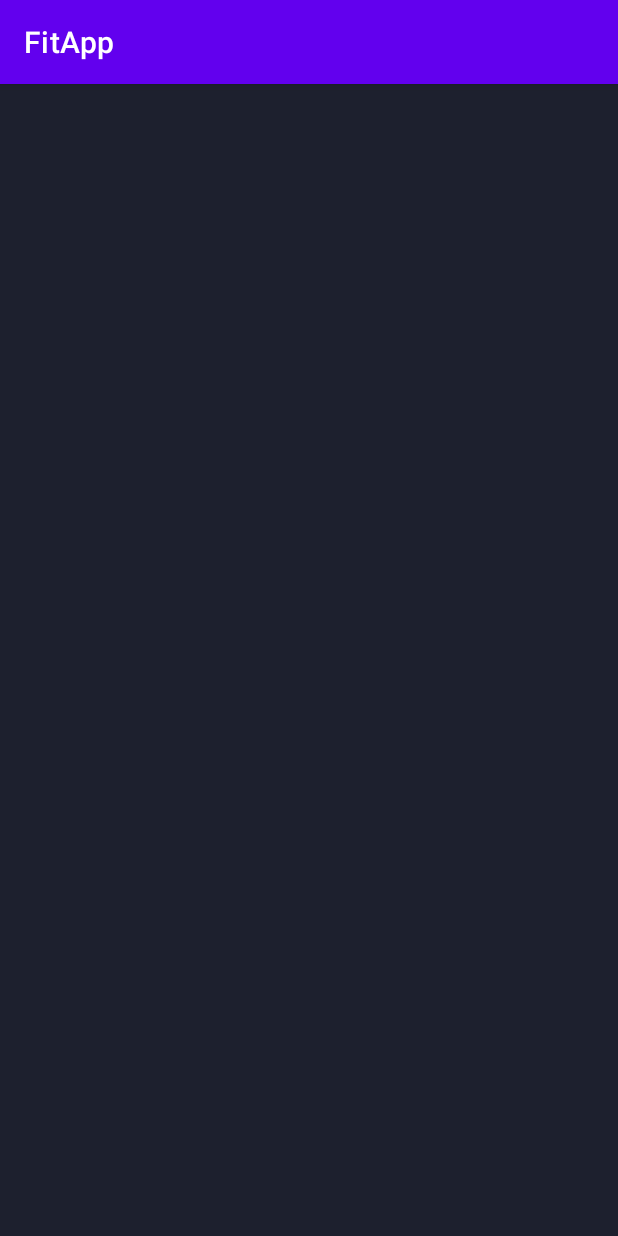
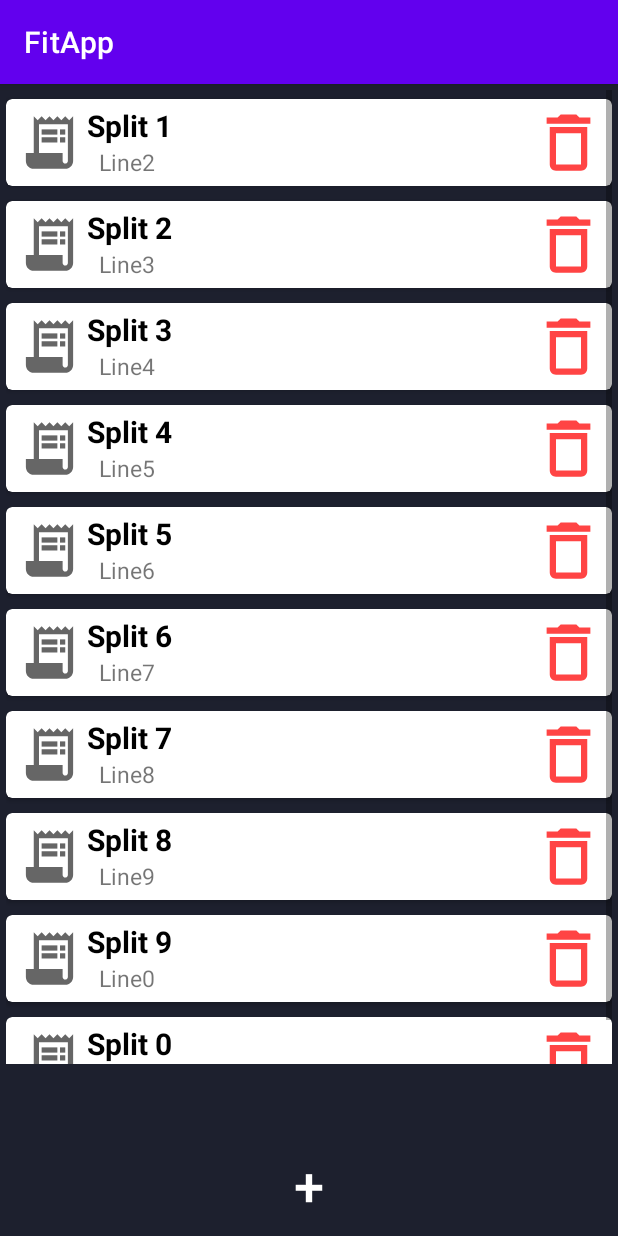
Before and after one commit to Lufthanse/FitApp, an Android app: the SplitPlans screen opened directly, with no data from a screen before it, on a phone screen of 412 x 824 dp. Run offline under Robolectric (Android 15) with nearby library versions, the phone set to English and light mode, and no system bars.

Commit message:
10.02.2021 23:08
Complete Recycle View for Split plans with onClick event and delete.
Added Plus Button and added margin to Start screen Day of week

```diff
--- /dev/null
+++ b/app/src/main/java/com/example/fitapp/RecyclerAdapter.java
@@ -0,0 +1,96 @@
+package com.example.fitapp;
+
+import android.view.LayoutInflater;
+import android.view.View;
+import android.view.ViewGroup;
+import android.widget.ImageView;
+import android.widget.TextView;
+
+import androidx.annotation.NonNull;
+import androidx.recyclerview.widget.RecyclerView;
+
+import java.util.ArrayList;
+
+public class RecyclerAdapter extends RecyclerView.Adapter<RecyclerAdapter.ViewHolder> {
+
+    private ArrayList<SplitPlanItem> mSplitPlanList;
+
+    private OnItemClickListener mListener;
+
+    public interface OnItemClickListener{
+        void onItemClick(int position);
+        void onDeleteClick(int position);
+    }
+
+
+    public void setOnItemClickListener(OnItemClickListener listener){
+        mListener = listener;
+    }
+
+    public static class ViewHolder extends RecyclerView.ViewHolder {
+
+        public ImageView mImageView;
+        public TextView mTextView1;
+        public TextView mTextView2;
+        public ImageView mDeleteImage;
+
+        public ViewHolder(@NonNull View itemView, OnItemClickListener listener) {
+            super(itemView);
+            mImageView = itemView.findViewById(R.id.imageView);
+            mTextView1 = itemView.findViewById(R.id.textView);
+            mTextView2 = itemView.findViewById(R.id.textView2);
+            mDeleteImage = itemView.findViewById(R.id.image_delete);
+
+            itemView.setOnClickListener(new View.OnClickListener() {
+                @Override
+                public void onClick(View v) {
+                    if (listener != null){
+                        int position = getAdapterPosition();
+                        if (position != RecyclerView.NO_POSITION ){
+                            listener.onItemClick(position);
+                        }
+                    }
+                }
+            });
+
+            mDeleteImage.setOnClickListener(new View.OnClickListener() {
+                @Override
+                public void onClick(View v) {
+                    if (listener != null){
+                        int position = getAdapterPosition();
+                        if (position != RecyclerView.NO_POSITION ){
+                            listener.onDeleteClick(position);
+                        }
+                    }
+                }
+            });
+
+        }
+    }
+
+    public RecyclerAdapter(ArrayList<SplitPlanItem> splitPlanList){
+        this.mSplitPlanList = splitPlanList;
+    }
+
+    @NonNull
+    @Override
+    public ViewHolder onCreateViewHolder(@NonNull ViewGroup parent, int viewType) {
+        View v = LayoutInflater.from(parent.getContext()).inflate(R.layout.split_plan_item, parent, false);
+        ViewHolder vh = new ViewHolder(v, mListener);
+        return vh;
+    }
+
+    @Override
+    public void onBindViewHolder(@NonNull ViewHolder holder, int position) {
+        SplitPlanItem currentItem = mSplitPlanList.get(position);
+
+        holder.mImageView.setImageResource(currentItem.getmImageResource());
+        holder.mTextView1.setText(currentItem.getText1());
+        holder.mTextView2.setText(currentItem.getText2());
+    }
+
+    @Override
+    public int getItemCount() {
+        return this.mSplitPlanList.size();
+    }
+}
--- a/app/src/main/java/com/example/fitapp/SplitPlanItem.java
+++ b/app/src/main/java/com/example/fitapp/SplitPlanItem.java
@@ -5,11 +5,12 @@ public class SplitPlanItem {
     private String mText1;
     private String mText2;
 
-    public SplitPlanItem(int mImageResource, String mText1, String mTExt2){
+    public SplitPlanItem(int mImageResource, String mText1, String mText2){
         this.mImageResource = mImageResource;
-        this.mText1 = mText2;
-        this.mText2 = mTExt2;
+        this.mText1 = mText1;
+        this.mText2 = mText2;
     }
+
 
     public int getmImageResource(){
         return mImageResource;
@@ -22,4 +23,8 @@ public class SplitPlanItem {
     public  String getText2(){
         return mText2;
     }
+
+    public void changeText1(String text){
+        this.mText1 = text;
+    }
 }
--- a/app/src/main/java/com/example/fitapp/SplitPlans.java
+++ b/app/src/main/java/com/example/fitapp/SplitPlans.java
@@ -1,6 +1,8 @@
 package com.example.fitapp;
 
 import androidx.appcompat.app.AppCompatActivity;
+import androidx.recyclerview.widget.LinearLayoutManager;
+import androidx.recyclerview.widget.RecyclerView;
 
 import android.os.Bundle;
 
@@ -8,13 +10,71 @@ import java.util.ArrayList;
 
 public class SplitPlans extends AppCompatActivity {
 
+    private RecyclerView mRecyclerView;
+    private RecyclerAdapter mAdapter;
+    private RecyclerView.LayoutManager mLayoutmanager;
+    private ArrayList<SplitPlanItem> splitPlanItems = new ArrayList<>();
+
     @Override
     protected void onCreate(Bundle savedInstanceState) {
         super.onCreate(savedInstanceState);
         setContentView(R.layout.activity_split_plans);
 
-        ArrayList<SplitPlanItem> splitPlanItems = new ArrayList<>();
+        createSplitPlan();
+        buildRecyclerView();
+
+    }
+
+    public void changeItem(int position, String text){
+        splitPlanItems.get(position).changeText1(text);
+        mAdapter.notifyItemChanged(position);
+    }
+
+    public void createSplitPlan(){
         splitPlanItems.add(new SplitPlanItem(R.drawable.ic_receipt, "Split 1", "Line2"));
         splitPlanItems.add(new SplitPlanItem(R.drawable.ic_receipt, "Split 2", "Line3"));
+        splitPlanItems.add(new SplitPlanItem(R.drawable.ic_receipt, "Split 3", "Line4"));
+        splitPlanItems.add(new SplitPlanItem(R.drawable.ic_receipt, "Split 4", "Line5"));
+        splitPlanItems.add(new SplitPlanItem(R.drawable.ic_receipt, "Split 5", "Line6"));
+        splitPlanItems.add(new SplitPlanItem(R.drawable.ic_receipt, "Split 6", "Line7"));
+        splitPlanItems.add(new SplitPlanItem(R.drawable.ic_receipt, "Split 7", "Line8"));
+        splitPlanItems.add(new SplitPlanItem(R.drawable.ic_receipt, "Split 8", "Line9"));
+        splitPlanItems.add(new SplitPlanItem(R.drawable.ic_receipt, "Split 9", "Line0"));
+        splitPlanItems.add(new SplitPlanItem(R.drawable.ic_receipt, "Split 0", "Line90"));
+
+
     }
+
+    public void buildRecyclerView(){
+        mRecyclerView = findViewById(R.id.RV_split_plan);
+        mRecyclerView.setHasFixedSize(true);
+        mLayoutmanager = new LinearLayoutManager(this);
+        mAdapter = new RecyclerAdapter(splitPlanItems);
+
+        mRecyclerView.setLayoutManager(mLayoutmanager);
+        mRecyclerView.setAdapter(mAdapter);
+
+        mAdapter.setOnItemClickListener(new RecyclerAdapter.OnItemClickListener() {
+            @Override
+            public void onItemClick(int position) {
+                changeItem(position, "clicked");
+            }
+
+            @Override
+            public void onDeleteClick(int position) {
+                removeItem(position);
+            }
+        });
+    }
+
+    public void insertItem(int position) {
+        splitPlanItems.add(position, new SplitPlanItem( R.drawable.ic_receipt, "New Item Line1", "This is line 2"));
+        mAdapter.notifyItemInserted(position);
+    }
+
+    public void removeItem(int position) {
+        splitPlanItems.remove(position);
+        mAdapter.notifyItemRemoved(position);
+    }
+
 }
--- /dev/null
+++ b/app/src/main/res/drawable/ic_delete.xml
@@ -0,0 +1,5 @@
+<vector android:height="24dp" android:tint="#FF4444"
+    android:viewportHeight="24" android:viewportWidth="24"
+    android:width="24dp" xmlns:android="http://schemas.android.com/apk/res/android">
+    <path android:fillColor="@android:color/white" android:pathData="M6,19c0,1.1 0.9,2 2,2h8c1.1,0 2,-0.9 2,-2L18,7L6,7v12zM8,9h8v10L8,19L8,9zM15.5,4l-1,-1h-5l-1,1L5,4v2h14L19,4z"/>
+</vector>
--- a/app/src/main/res/layout/activity_split_plans.xml
+++ b/app/src/main/res/layout/activity_split_plans.xml
@@ -10,10 +10,22 @@
     <androidx.recyclerview.widget.RecyclerView
         android:id="@+id/RV_split_plan"
         android:layout_width="match_parent"
-        android:layout_height="match_parent"
+        android:layout_height="657dp"
+        android:padding="4dp"
         android:scrollbars="vertical"
-        android:padding="4dp"
-
+        android:layout_marginBottom="75dp"
         />
 
-    </RelativeLayout>
+    <Button
+        android:id="@+id/button3"
+        style="?android:attr/borderlessButtonStyle"
+        android:layout_width="113dp"
+        android:layout_height="63dp"
+        android:layout_alignBottom="@+id/RV_split_plan"
+        android:layout_alignParentBottom="true"
+        android:layout_centerHorizontal="true"
+        android:layout_marginBottom="5dp"
+        android:text="+"
+        android:textSize="36sp" />
+
+</RelativeLayout>
--- a/app/src/main/res/layout/split_plan_item.xml
+++ b/app/src/main/res/layout/split_plan_item.xml
@@ -3,20 +3,31 @@
     android:layout_width="match_parent"
     android:layout_height="wrap_content"
     xmlns:app="http://schemas.android.com/apk/res-auto"
-    app:cardCornerRadius="4dp">
+    app:cardCornerRadius="4dp"
+    android:layout_marginBottom="4dp"
+    android:layout_marginTop="6dp">
 
     <RelativeLayout
         android:layout_width="match_parent"
         android:layout_height="match_parent"
         android:layout_margin="4dp">
 
-
         <ImageView
             android:layout_width="50dp"
             android:layout_height="50dp"
-            android:padding="20dp"
+            android:layout_alignParentEnd="true"
+            android:layout_alignParentRight="true"
+            android:layout_marginEnd="0dp"
+            android:layout_marginRight="0dp"
+            android:layout_marginBottom="0dp"
+            android:src="@drawable/ic_delete"
+            android:id="@+id/image_delete"/>
+
+        <ImageView
             android:id="@+id/imageView"
-            />
+            android:layout_width="50dp"
+            android:layout_height="50dp"
+            android:padding="4dp" />
 
         <TextView
             android:id="@+id/textView"
@@ -28,7 +39,7 @@
             android:textStyle="bold"
             android:layout_alignParentTop="true"
             android:layout_toEndOf="@+id/imageView"
-            android:layout_toRightOf="@+id/imageView" />
+            android:layout_toRightOf="@+id/imageView"/>
 
         <TextView
             android:id="@+id/textView2"
@@ -40,7 +51,7 @@
             android:layout_toEndOf="@+id/imageView"
             android:layout_toRightOf="@+id/imageView"
             android:layout_marginStart="8dp"
-            android:layout_marginLeft="8dp" />
+            android:layout_marginLeft="8dp"/>
 
     </RelativeLayout>
 
```
Also changed, not shown: app/src/main/res/layout/activity_main.xml (+15 -7 lines).
